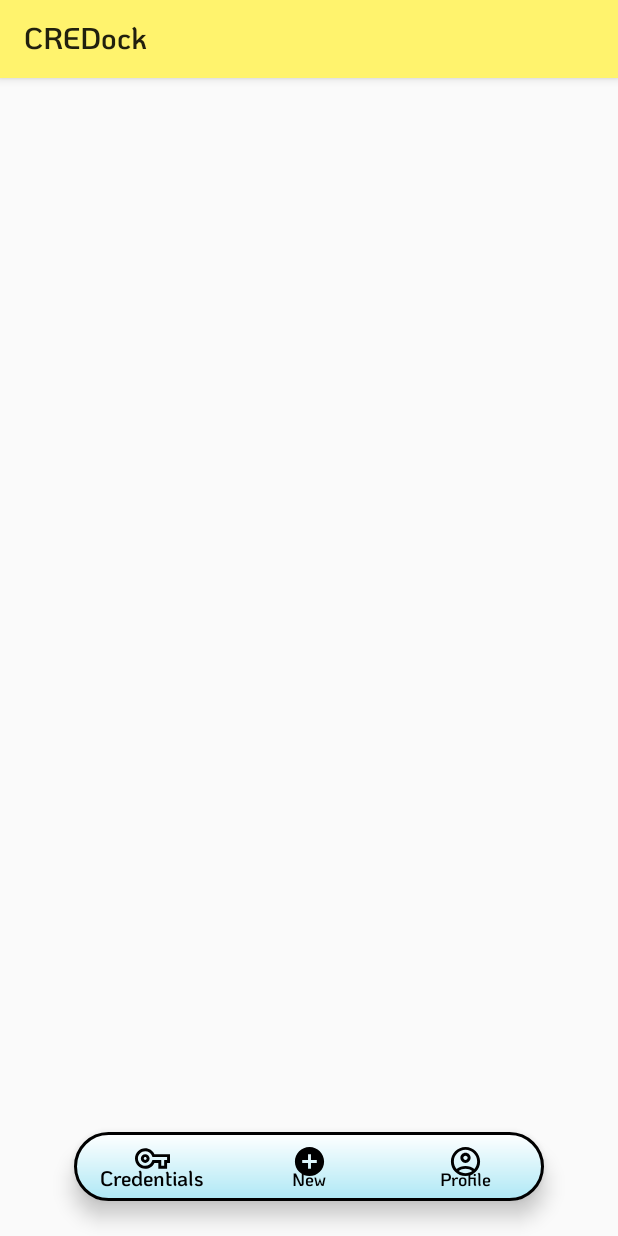
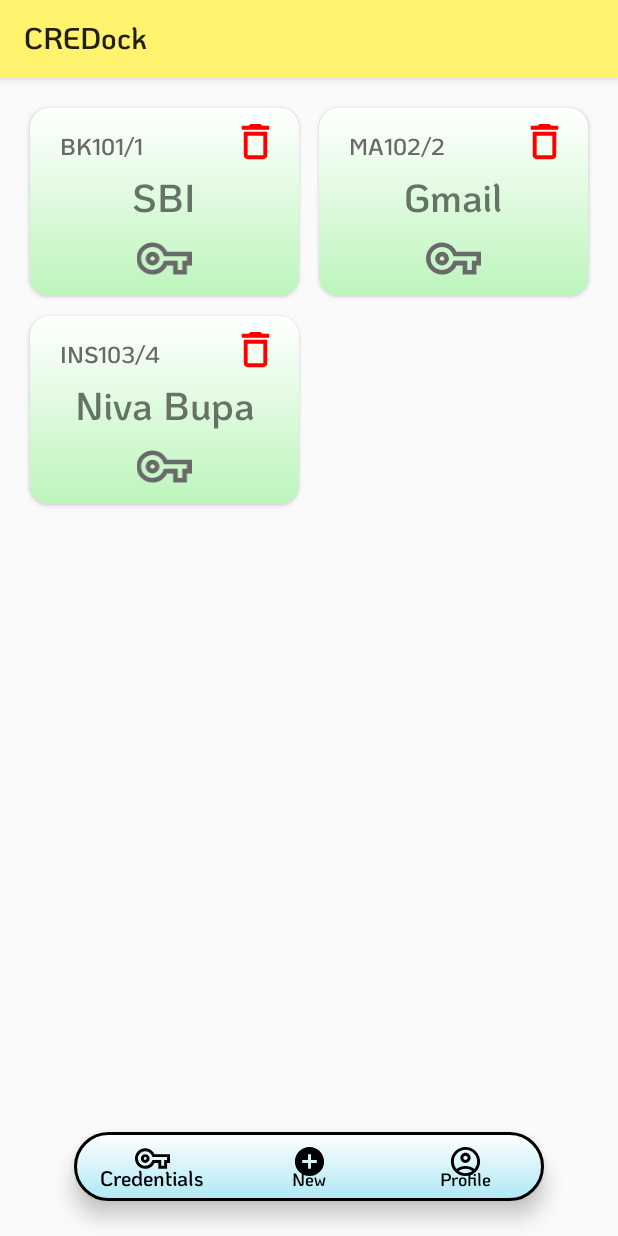
Before and after one commit to Mohit-Kumar23/CREDock, an Android app: the screen it shows after launch (MainActivity), on a phone screen of 412 x 824 dp. Run offline under Robolectric (Android 15) with nearby library versions, the phone set to English and light mode, and no system bars; our stand-ins replace sdp/ssp sizes.

Commit message:
Recycler View for credentials collection is added. Now need to work on database and other operations

```diff
--- /dev/null
+++ b/app/src/main/java/co/mohit/credock/Controller/RecyclerAdapterCredCollection.kt
@@ -0,0 +1,31 @@
+package co.mohit.credock.Controller
+
+import android.content.Context
+import android.view.LayoutInflater
+import android.view.View
+import android.view.ViewGroup
+import androidx.recyclerview.widget.RecyclerView
+import co.mohit.credock.R
+
+class RecyclerAdapterCredCollection(var context: Context, var credsCardList:ArrayList<SingleCredCardViewModel>)
+    :RecyclerView.Adapter<ViewHolderSingleCredCard>() {
+
+
+    override fun onCreateViewHolder(parent: ViewGroup, viewType: Int): ViewHolderSingleCredCard {
+
+        return ViewHolderSingleCredCard(LayoutInflater.from(context).inflate(R.layout.custom_credential_cardview,parent,false))
+    }
+
+    override fun getItemCount(): Int {
+        return credsCardList.size
+    }
+
+    override fun onBindViewHolder(holder: ViewHolderSingleCredCard, position: Int) {
+        holder.tv_credId.text = credsCardList[position].credID
+        holder.tv_platformName.text = credsCardList[position].platformName
+
+        holder.imgBtn_deleteCred.setOnClickListener(View.OnClickListener {
+
+        })
+    }
+}
--- /dev/null
+++ b/app/src/main/java/co/mohit/credock/Controller/SingleCredCardViewModel.kt
@@ -0,0 +1,4 @@
+package co.mohit.credock.Controller
+
+class SingleCredCardViewModel(var credID:String, var platformName:String) {
+}
--- /dev/null
+++ b/app/src/main/java/co/mohit/credock/Controller/ViewHolderSingleCredCard.kt
@@ -0,0 +1,12 @@
+package co.mohit.credock.Controller
+
+import android.view.View
+import androidx.recyclerview.widget.RecyclerView
+import kotlinx.android.synthetic.main.custom_credential_cardview.view.*
+
+class ViewHolderSingleCredCard(itemView: View): RecyclerView.ViewHolder(itemView)
+{
+    val tv_platformName = itemView.tv_credentialPlatform
+    val tv_credId = itemView.tv_credenrialID
+    val imgBtn_deleteCred = itemView.imgBtn_deleteCredential
+}
--- a/app/src/main/java/co/mohit/credock/View/MainActivity.kt
+++ b/app/src/main/java/co/mohit/credock/View/MainActivity.kt
@@ -17,6 +17,7 @@
 
     private val userProfileFrag:Fragment = UserProfileFragment()
     private val individualCredentialFrag = IndividualCredentialFragment()
+    private val userCredentialFrag = UserCredentialsFragment()
     private lateinit var mainActivityBinder:ActivityMainBinding
     override fun onCreate(savedInstanceState: Bundle?) {
         super.onCreate(savedInstanceState)
@@ -31,29 +32,67 @@
         fragTrans.commit()
     }
 
+    override fun onStart() {
+        super.onStart()
+        initializeFragment(userCredentialFrag)
+        mainActivityBinder.fabExpandNavigationBar.visibility = View.GONE
+    }
+
     @RequiresApi(Build.VERSION_CODES.R)
     override fun onResume() {
         super.onResume()
-        mainActivityBinder.bottomNavBarMainActivity.setOnItemSelectedListener{
+        mainActivityBinder.bottomNavBarMainActivity.setOnItemSelectedListener{it->
             when(it.itemId)
             {
                 R.id.menuItem_newCredential -> {
+                    if(!this.supportFragmentManager.fragments.equals(individualCredentialFrag)) {
                         mainActivityBinder.bottomNavBarMainActivity.visibility = View.GONE
                         supportActionBar?.hide()
+                        mainActivityBinder.fabExpandNavigationBar.visibility = View.VISIBLE
                         initializeFragment(individualCredentialFrag)
+                    }
+                    else
+                    {
+                        supportActionBar?.hide()
+                        mainActivityBinder.fabExpandNavigationBar.visibility = View.VISIBLE
+                    }
                     true
                 }
 
                 R.id.menuItem_profile -> {
+                    if(!this.supportFragmentManager.fragments.equals(userProfileFrag)) {
                         mainActivityBinder.bottomNavBarMainActivity.visibility = View.GONE
                         supportActionBar?.hide()
+                        mainActivityBinder.fabExpandNavigationBar.visibility = View.VISIBLE
                         initializeFragment(userProfileFrag)
+                    }
+                    else
+                    {
+                        supportActionBar?.hide()
+                        mainActivityBinder.fabExpandNavigationBar.visibility = View.VISIBLE
+                    }
+                    true
+                }
+
+                R.id.menuItem_credential -> {
+                    if(!this.supportFragmentManager.fragments.equals(UserCredentialsFragment))
+                    {
+                        mainActivityBinder.bottomNavBarMainActivity.visibility = View.VISIBLE
+                        supportActionBar?.show()
+                        mainActivityBinder.fabExpandNavigationBar.visibility = View.GONE
+                        initializeFragment(userCredentialFrag)
+                    }
                     true
                 }
                 else -> false
             }
         }
 
+        mainActivityBinder.fabExpandNavigationBar.setOnClickListener(View.OnClickListener {
+            mainActivityBinder.bottomNavBarMainActivity.visibility =View.VISIBLE
+            mainActivityBinder.fabExpandNavigationBar.visibility = View.GONE
+        })
+
 
     }
 }
--- /dev/null
+++ b/app/src/main/java/co/mohit/credock/View/UserCredentialsFragment.kt
@@ -0,0 +1,85 @@
+package co.mohit.credock.View
+
+import android.content.Context
+import android.os.Bundle
+import androidx.fragment.app.Fragment
+import android.view.LayoutInflater
+import android.view.View
+import android.view.ViewGroup
+import androidx.recyclerview.widget.GridLayoutManager
+import androidx.recyclerview.widget.RecyclerView
+import co.mohit.credock.Controller.RecyclerAdapterCredCollection
+import co.mohit.credock.Controller.SingleCredCardViewModel
+import co.mohit.credock.R
+import co.mohit.credock.databinding.FragmentUserCredentialsBinding
+
+
+private const val ARG_PARAM1 = "param1"
+private const val ARG_PARAM2 = "param2"
+
+class UserCredentialsFragment : Fragment() {
+
+    private var param1: String? = null
+    private var param2: String? = null
+
+    private lateinit var userCredentialsBinding:FragmentUserCredentialsBinding
+    private lateinit var recyclerViewCredCard:RecyclerView
+    private lateinit var recyclerAdapterCredCollection: RecyclerAdapterCredCollection
+    private lateinit var credCardsCollectionList:ArrayList<SingleCredCardViewModel>
+
+    companion object {
+        @JvmStatic
+        fun newInstance(param1: String, param2: String) =
+            UserCredentialsFragment().apply {
+                arguments = Bundle().apply {
+                    putString(ARG_PARAM1, param1)
+                    putString(ARG_PARAM2, param2)
+                }
+            }
+    }
+
+    override fun onAttach(context: Context) {
+        super.onAttach(context)
+        initializeList()
+    }
+
+    override fun onCreate(savedInstanceState: Bundle?) {
+        super.onCreate(savedInstanceState)
+        arguments?.let {
+            param1 = it.getString(ARG_PARAM1)
+            param2 = it.getString(ARG_PARAM2)
+        }
+    }
+
+    override fun onCreateView(
+        inflater: LayoutInflater, container: ViewGroup?,
+        savedInstanceState: Bundle?
+    ): View? {
+        userCredentialsBinding = FragmentUserCredentialsBinding.inflate(inflater,container,false)
+        // Inflate the layout for this fragment
+        return userCredentialsBinding.root
+    }
+
+    override fun onStart() {
+        super.onStart()
+        recyclerViewCredCard = userCredentialsBinding.rcvUserCredCollection
+        recyclerViewCredCard.layoutManager = GridLayoutManager(this.context,2)
+        initializeRecyclerAdapterForCredCards()
+    }
+
+    fun initializeRecyclerAdapterForCredCards()
+    {
+        recyclerAdapterCredCollection = RecyclerAdapterCredCollection(this.requireContext(),credCardsCollectionList)
+        userCredentialsBinding.rcvUserCredCollection.adapter = recyclerAdapterCredCollection
+    }
+
+    fun initializeList()
+    {
+        credCardsCollectionList = ArrayList()
+        credCardsCollectionList.add(SingleCredCardViewModel("BK101/1","SBI"))
+        credCardsCollectionList.add(SingleCredCardViewModel("MA102/2","Gmail"))
+        credCardsCollectionList.add(SingleCredCardViewModel("INS103/4","Niva Bupa"))
+    }
+
+
+}
--- a/app/src/main/java/co/mohit/credock/View/UserProfileFragment.kt
+++ b/app/src/main/java/co/mohit/credock/View/UserProfileFragment.kt
@@ -2,6 +2,7 @@
 
 import android.content.Context
 import android.os.Bundle
+import android.view.GestureDetector
 import androidx.fragment.app.Fragment
 import android.view.LayoutInflater
 import android.view.View
@@ -19,7 +20,7 @@
  * Use the [UserProfileFragment.newInstance] factory method to
  * create an instance of this fragment.
  */
-class UserProfileFragment : Fragment() {
+class UserProfileFragment : Fragment(){
     // TODO: Rename and change types of parameters
     private var param1: String? = null
     private var param2: String? = null
@@ -39,6 +40,7 @@
         // Inflate the layout for this fragment
         return inflater.inflate(R.layout.fragment_user_profile, container, false)
     }
+
 
 /*    override fun onAttach(context: Context) {
         super.onAttach(context)
--- a/app/src/main/res/drawable/custom_card_view_design.xml
+++ b/app/src/main/res/drawable/custom_card_view_design.xml
@@ -4,8 +4,8 @@
         android:shape="rectangle">
 
         <solid android:color="@color/light_blue" />
-        <stroke android:color="@color/black"
-            android:width="2dp" />
+<!--        <stroke android:color="@color/black"
+            android:width="2dp" />-->
         <gradient
             android:type="linear"
             android:startColor="@color/white"
--- /dev/null
+++ b/app/src/main/res/drawable/icon_expand_24.xml
@@ -0,0 +1,5 @@
+<vector android:autoMirrored="true" android:height="24dp"
+    android:tint="#000000" android:viewportHeight="24"
+    android:viewportWidth="24" android:width="24dp" xmlns:android="http://schemas.android.com/apk/res/android">
+    <path android:fillColor="@android:color/white" android:pathData="M6.23,20.23l1.77,1.77l10,-10l-10,-10l-1.77,1.77l8.23,8.23z"/>
+</vector>
--- a/app/src/main/res/layout/activity_main.xml
+++ b/app/src/main/res/layout/activity_main.xml
@@ -56,5 +56,18 @@
         app:layout_constraintTop_toTopOf="@+id/hGuieLine1"
         app:menu="@menu/bottom_navigation_items" />
 
+    <com.google.android.material.floatingactionbutton.FloatingActionButton
+        android:id="@+id/fab_expandNavigationBar"
+        android:layout_width="0dp"
+        android:layout_height="0dp"
+        android:layout_marginStart="@dimen/_5sdp"
+        android:background="@drawable/custom_btn_design"
+        android:backgroundTint="@color/green"
+        android:src="@drawable/icon_expand_24"
+        app:layout_constraintBottom_toTopOf="@+id/hGuideLine2"
+        app:layout_constraintEnd_toEndOf="@id/vGuideLine1"
+        app:layout_constraintStart_toStartOf="parent"
+        app:layout_constraintTop_toTopOf="@+id/hGuieLine1" />
+
 
 </androidx.constraintlayout.widget.ConstraintLayout>
--- a/app/src/main/res/layout/custom_credential_cardview.xml
+++ b/app/src/main/res/layout/custom_credential_cardview.xml
@@ -3,17 +3,17 @@
     xmlns:android="http://schemas.android.com/apk/res/android"
     xmlns:app="http://schemas.android.com/apk/res-auto"
     android:id="@+id/cv_custom_credential"
-    android:layout_width="wrap_content"
+    android:layout_width="match_parent"
     android:layout_height="wrap_content"
-    app:cardElevation="@dimen/_10sdp"
-    android:translationZ="@dimen/_15sdp"
-    app:cardCornerRadius="@dimen/_25sdp">
+    android:elevation="@dimen/_5sdp"
+    android:layout_margin="@dimen/_5sdp"
+    app:cardCornerRadius="@dimen/_10sdp">
 
     <RelativeLayout
-        android:layout_width="wrap_content"
+        android:layout_width="match_parent"
         android:layout_height="wrap_content"
         android:background="@drawable/custom_card_view_design"
-        android:padding="@dimen/_10sdp">
+        android:padding="@dimen/_5sdp">
 
         <TextView
             android:id="@+id/tv_credenrialID"
@@ -25,7 +25,7 @@
             android:layout_marginTop="@dimen/_5sdp"
             android:layout_alignParentStart="true"
             android:textColor="@color/grey"
-            android:textSize="@dimen/_15ssp"/>
+            android:textSize="@dimen/_12ssp"/>
 
         <TextView
             android:id="@+id/tv_credentialPlatform"
@@ -33,12 +33,10 @@
             android:layout_height="wrap_content"
             android:layout_below="@id/tv_credenrialID"
             android:text="SBI"
-            android:layout_marginStart="@dimen/_25sdp"
+            android:layout_centerHorizontal="true"
             android:foregroundGravity="center"
             android:fontFamily="@font/koho_semibold"
-            android:textSize="@dimen/_46ssp"
-            android:layout_toStartOf="@id/imgBtn_deleteCredential"
-            android:layout_alignStart="@id/tv_credenrialID"
+            android:textSize="@dimen/_20ssp"
             android:gravity="center_horizontal"/>
 
         <ImageButton
@@ -46,10 +44,9 @@
             android:layout_width="wrap_content"
             android:layout_height="wrap_content"
             android:background="@drawable/custom_transparent_button"
-            android:layout_marginEnd="@dimen/_10sdp"
-            android:layout_alignTop="@id/tv_credenrialID"
-            android:src="@drawable/icon_delete_outline_24"
-            android:layout_alignParentEnd="true"/>
+            android:layout_marginEnd="@dimen/_5sdp"
+            android:layout_alignParentEnd="true"
+            android:src="@drawable/icon_delete_outline_24" />
 
         <ImageView
             android:layout_width="wrap_content"
--- /dev/null
+++ b/app/src/main/res/layout/fragment_user_credentials.xml
@@ -0,0 +1,15 @@
+<?xml version="1.0" encoding="utf-8"?>
+<FrameLayout xmlns:android="http://schemas.android.com/apk/res/android"
+    xmlns:tools="http://schemas.android.com/tools"
+    android:layout_width="match_parent"
+    android:layout_height="match_parent"
+    android:padding="@dimen/_10sdp"
+    tools:context=".View.UserCredentialsFragment">
+
+    <androidx.recyclerview.widget.RecyclerView
+        android:id="@+id/rcv_userCredCollection"
+        android:layout_width="match_parent"
+        android:layout_height="wrap_content"
+        android:background="@null"/>
+
+</FrameLayout>
--- a/app/src/main/res/layout/fragment_user_pin_setup.xml
+++ b/app/src/main/res/layout/fragment_user_pin_setup.xml
@@ -4,7 +4,7 @@
     android:id="@+id/fragment_userPinDetails"
     android:layout_width="wrap_content"
     android:layout_height="wrap_content"
-    tools:context=".View.UserPinSetup">
+    tools:context=".View.UserPinSetupFragment">
 
     <!-- TODO: Update blank fragment layout -->
     <RelativeLayout
--- a/app/src/main/res/layout/fragment_user_profile_details.xml
+++ b/app/src/main/res/layout/fragment_user_profile_input_details.xml
@@ -4,7 +4,7 @@
     android:layout_width="match_parent"
     android:layout_height="wrap_content"
     android:id="@+id/fragment_userProfileDetails"
-    tools:context=".View.UserProfileDetails">
+    tools:context=".View.UserProfileInputDetailsFragment">
 
     <!-- TODO: Update blank fragment layout -->
     <RelativeLayout
@@ -39,6 +39,7 @@
             android:layout_marginEnd="@dimen/_15sdp"
             android:layout_marginTop="@dimen/_15sdp"
             android:hint="@string/userEmail"
+            android:singleLine="true"
             android:inputType="textEmailAddress"
             android:maxLines="1"
             android:background="@drawable/custom_input_view"
@@ -115,6 +116,7 @@
             android:layout_marginStart="@dimen/_15sdp"
             android:layout_marginEnd="@dimen/_15sdp"
             android:padding="@dimen/_10sdp"
+            android:singleLine="true"
             android:layout_marginTop="@dimen/_15sdp"
             android:background="@drawable/custom_input_view"
             android:hint="@string/user_security_answer"
```
Also changed, not shown: app/src/main/java/co/mohit/credock/View/AccountCreateActivity.kt (+2 -7 lines), app/src/main/java/co/mohit/credock/View/UserPinSetupFragment.kt (renamed from app/src/main/java/co/mohit/credock/View/UserPinSetup.kt, +2 -7 lines), app/src/main/java/co/mohit/credock/View/UserProfileInputDetailsFragment.kt (renamed from app/src/main/java/co/mohit/credock/View/UserProfileDetails.kt, +7 -9 lines), app/src/main/res/layout/fragment_individual_credential.xml (+8 -6 lines). Lines whose indentation alone changed are shown as unchanged.
